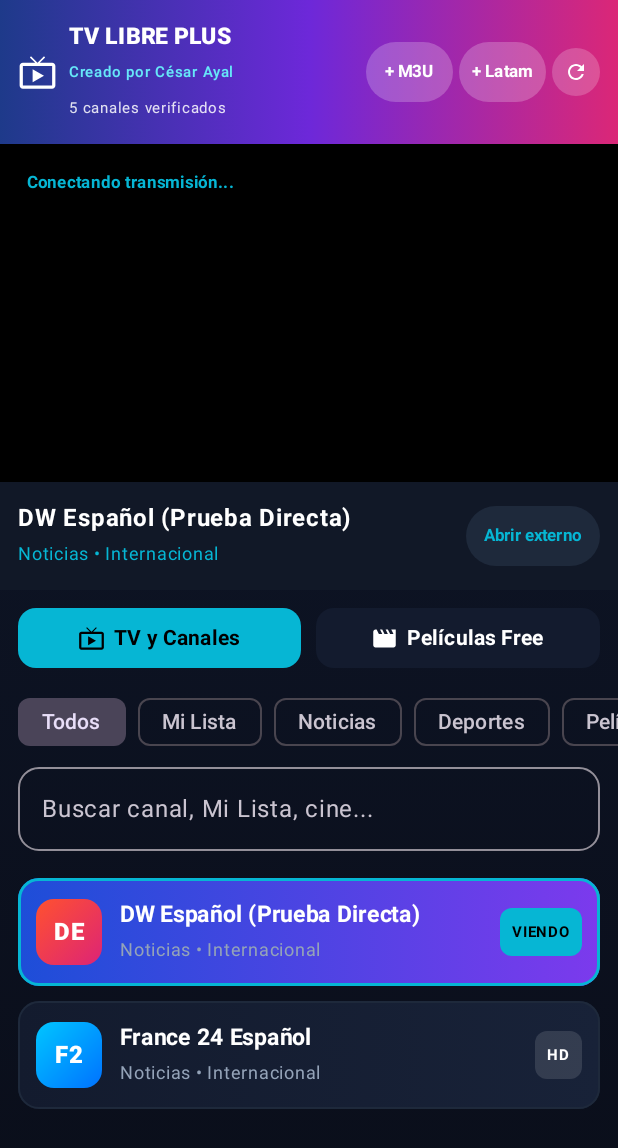
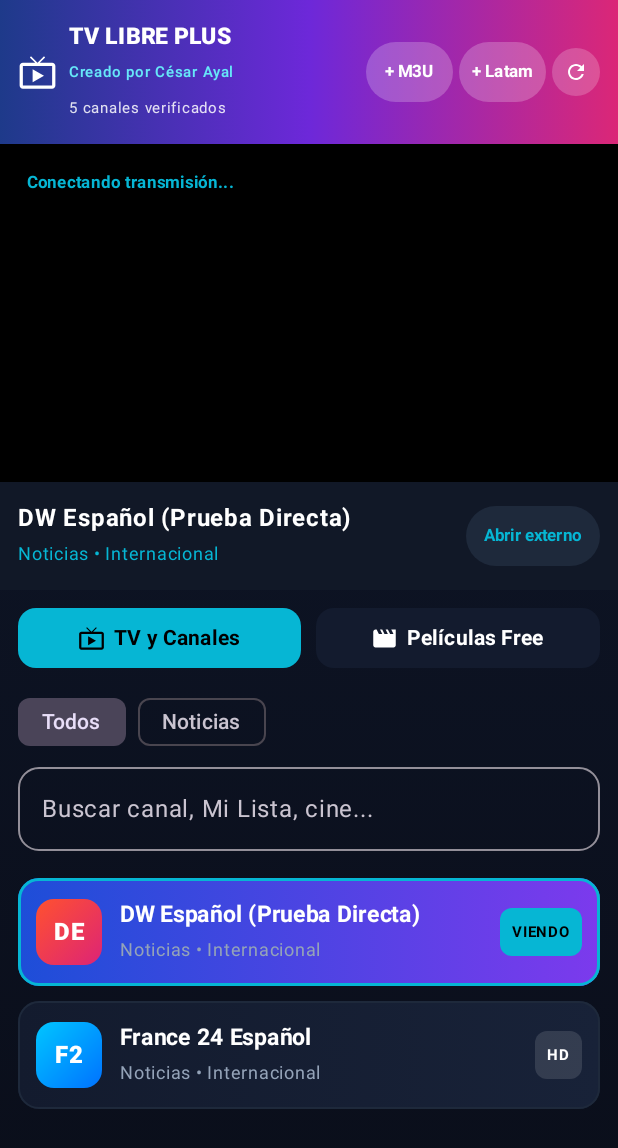
Before and after one commit to pabloch-ayal/tv-libre-apk, an Android app built with Jetpack Compose: the screen it shows after launch (MainActivity), on a phone screen of 412 x 824 dp. Shown: the top 1148 px of the screen. Run offline under Robolectric (Android 15) with nearby library versions, the phone set to English and light mode, and no system bars; network calls fail; 1 statement that could not run was skipped.

Commit message:
Ocultar pestanas vacias y generar categorias dinamicas con contenido real

```diff
--- a/app/src/main/java/com/tvlibre/app/MainActivity.kt
+++ b/app/src/main/java/com/tvlibre/app/MainActivity.kt
@@ -389,13 +389,21 @@ fun TvLibrePlusApp() {
         )
     }
 
-    val subs = if (selectedTab == "TV") {
-        listOf("Todos", "Mi Lista", "Noticias", "Deportes", "Películas", "Series", "Documentales", "Perú", "Pluto TV", "Plex TV")
-    } else {
-        listOf("Todos", "Mi Lista", "Películas", "Series", "Terror", "Comedia", "Ciencia Ficción")
+    val baseItems = remember(catalog, selectedTab) { catalog.filter { it.type == selectedTab } }
+    val subs = remember(baseItems) {
+        val list = mutableListOf("Todos")
+        if (baseItems.any { it.badge == "PRIVADA" }) list.add("Mi Lista")
+        val candidates = listOf("Perú", "Noticias", "Deportes", "Películas", "Series", "Documentales", "Infantil", "Música", "Variedades", "Pluto TV", "Plex TV", "Vix", "Latinoamérica")
+        for (cat in candidates) {
+            if (baseItems.any { it.category.contains(cat, true) || it.title.contains(cat, true) }) {
+                list.add(cat)
+            }
+        }
+        list
     }
-    val filtered = catalog.filter {
-        it.type == selectedTab &&
+    if (selectedSub !in subs) selectedSub = "Todos"
+
+    val filtered = baseItems.filter {
         (selectedSub == "Todos" || (selectedSub == "Mi Lista" && it.badge == "PRIVADA") || it.category.contains(selectedSub, true) || it.title.contains(selectedSub, true)) &&
         (it.title.contains(searchQuery, true) || it.category.contains(searchQuery, true))
     }
```
